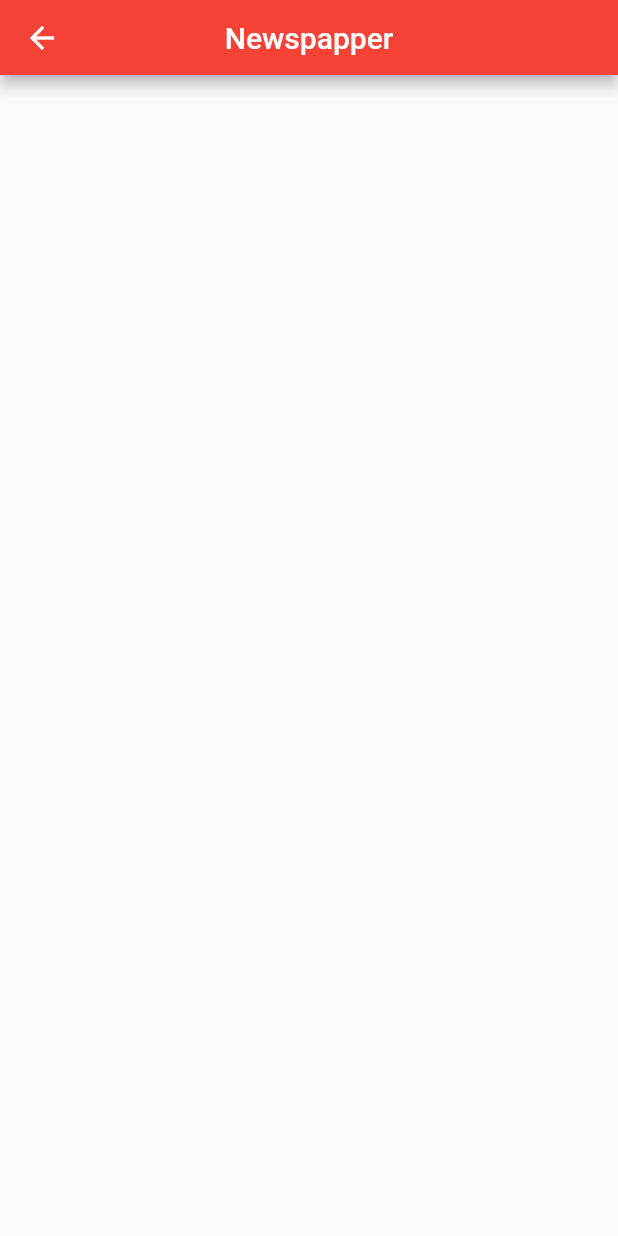
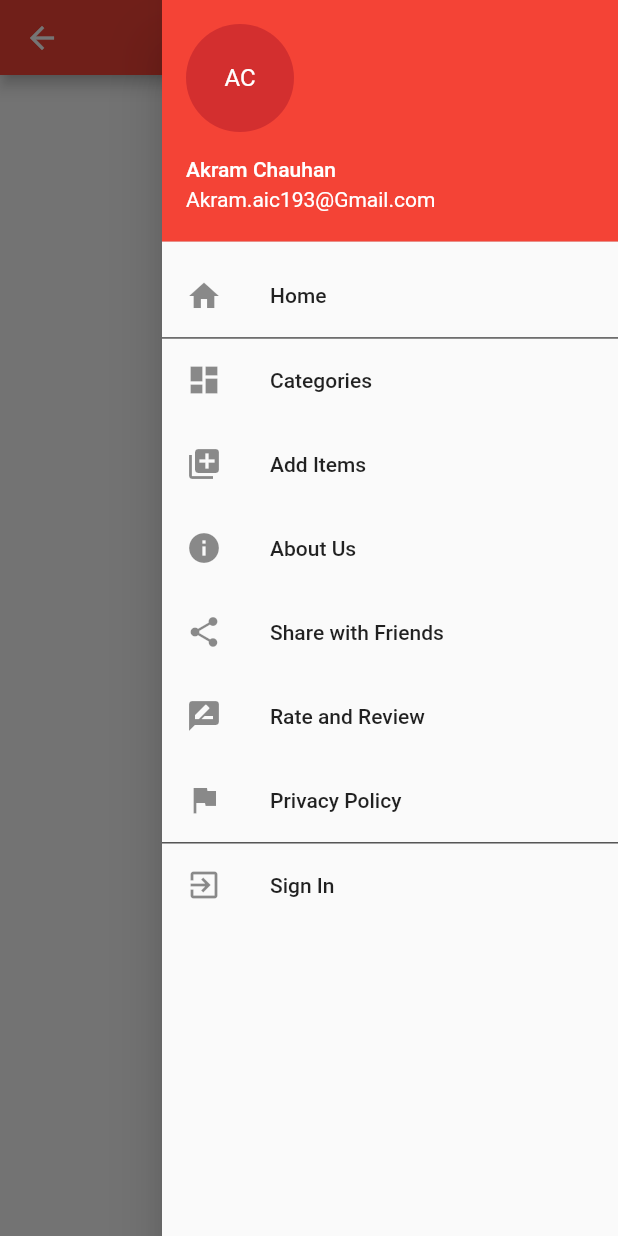
Before and after one commit to rdenis96/GoalsFrontend, a Flutter app: the Home screen opened directly, with the side drawer open (before the commit the screen has no drawer), on a phone screen of 412 x 824 dp. Run offline on Flutter 3.47's test engine with Material 2 defaults, Android fonts, the phone set to English and light mode, and no system bars; missing offline and left inert: flutter_auth_buttons.

Commit message:
Add drawer with sign in button, to be replaced other example buttons on drawer.

```diff
--- a/lib/routes.dart
+++ b/lib/routes.dart
@@ -13,7 +13,7 @@ class MyApp extends StatelessWidget {
       theme: ThemeData(
         primarySwatch: GoalsColors.MainColor
       ),
-      initialRoute: '/login',
+      initialRoute: '/',
       routes: {
         '/': (context) => Home(),
         '/login': (context) => SignIn(),
--- a/lib/screens/home/widgets/home.dart
+++ b/lib/screens/home/widgets/home.dart
@@ -2,12 +2,14 @@ import 'package:flutter/material.dart';
 import 'package:goalsfrontend/widgets/appbar/appbar.dart';
 import 'package:goalsfrontend/widgets/appbar/constants/app_bar_titles.dart';
 import 'package:goalsfrontend/widgets/appbar/enums/app_bar_type_enum.dart';
+import 'package:goalsfrontend/widgets/appbar/widgets/app_bar_drawer.dart';
 
 class Home extends StatelessWidget{
   @override
   Widget build(BuildContext context){
     return new Scaffold(
       appBar: CustomAppBar(AppBarType.Home, AppBarTitles.home),
+      endDrawer: AppBarNavigationDrawer(),
       body: new Container(
 
       ),
--- /dev/null
+++ b/lib/widgets/appbar/widgets/app_bar_drawer.dart
@@ -0,0 +1,75 @@
+import 'package:flutter/material.dart';
+
+class AppBarNavigationDrawer extends StatefulWidget {
+  @override
+  _AppBarNavigationDrawerState createState() => _AppBarNavigationDrawerState();
+}
+
+class _AppBarNavigationDrawerState extends State<AppBarNavigationDrawer> {
+  BuildContext _context;
+  void redirectToSignIn() {
+    Navigator.pushNamed(_context, '/login');
+  }
+
+  @override
+  Widget build(BuildContext context) {
+    _context = context;
+
+    return Drawer(
+      child: ListView(
+        padding: EdgeInsets.all(0),
+        children: [
+          UserAccountsDrawerHeader(
+            accountEmail: Text("Akram.aic193@Gmail.com"),
+            accountName: Text("Akram Chauhan"),
+            currentAccountPicture: CircleAvatar(
+              child: Text("AC"),
+            ),
+          ),
+          ListTile(
+            leading: Icon(Icons.home),
+            title: Text("Home"),
+            onTap: () {},
+          ),
+          Divider(color: Colors.black, height: .6),
+          ListTile(
+            leading: Icon(Icons.dashboard),
+            title: Text("Categories"),
+            onTap: () {},
+          ),
+          ListTile(
+            leading: Icon(Icons.add_to_photos),
+            title: Text("Add Items"),
+            onTap: () {},
+          ),
+          ListTile(
+            leading: Icon(Icons.info),
+            title: Text("About Us"),
+            onTap: () {},
+          ),
+          ListTile(
+            leading: Icon(Icons.share),
+            title: Text("Share with Friends"),
+            onTap: () {},
+          ),
+          ListTile(
+            leading: Icon(Icons.rate_review),
+            title: Text("Rate and Review"),
+            onTap: () {},
+          ),
+          ListTile(
+            leading: Icon(Icons.flag),
+            title: Text("Privacy Policy"),
+            onTap: () {},
+          ),
+          Divider(color: Colors.black, height: .6),
+          ListTile(
+            leading: Icon(Icons.exit_to_app),
+            title: Text("Sign In"),
+            onTap: () {redirectToSignIn();},
+          ),
+        ],
+      ),
+    );
+  }
+}
```
